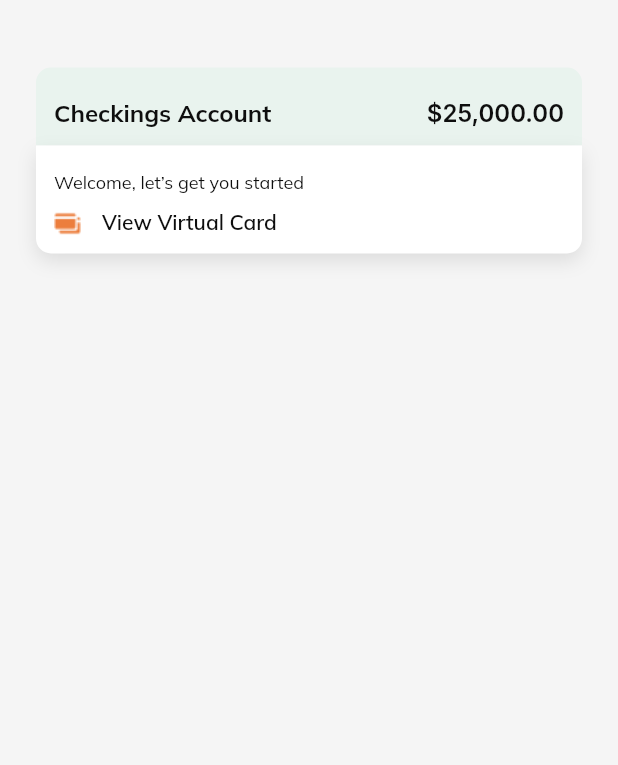
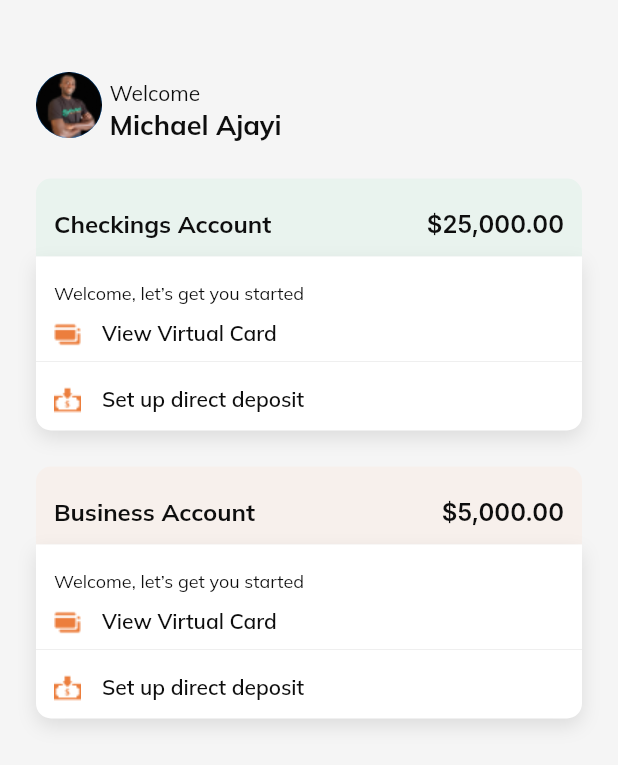
Before and after one commit to Michael-Ogundipe/traderx, a Flutter app: the HomeView screen opened directly, on a phone screen of 412 x 824 dp. Shown: the top 765 px of the screen. Run offline on Flutter 3.47's test engine with Material 2 defaults, Android fonts, the phone set to English and light mode, and no system bars; our stand-ins replace google_fonts.

Commit message:
home screen

```diff
--- a/lib/constants/colors.dart
+++ b/lib/constants/colors.dart
@@ -1,5 +1,7 @@
 import 'package:flutter/material.dart';
 
+
+const kGrayShadow = Color(0X1ABEBEBE);
 const kGrayDark = Color(0XFF0E0E0E);
 const kGrayDim = Color(0XFF636363);
 const kGray85 = Color(0XFFD9D9D9);
@@ -9,4 +11,6 @@ const kWhiteSmoke2 = Color(0XFFF5F5F5);
 const kSilver = Color(0XFFBFBFBF);
 const kGreen = Color(0XFF00A859);
 const kPrimary50 = Color(0X4DCCEEDE);
+const kSecondary50 = Color(0X4DFBE5D8);
 const kRed = Color(0XFFFF0000);
+const kWhisper = Color(0XFFEAEAEA);
--- a/lib/constants/spacing.dart
+++ b/lib/constants/spacing.dart
@@ -1,6 +1,6 @@
 import 'package:flutter/material.dart';
 
-
+const Widget horizontalSpaceTiny = SizedBox(width: 5.0);
 const Widget horizontalSpaceSmall1 = SizedBox(width: 14.0);
 const Widget horizontalSpaceRegular = SizedBox(width: 16.0);
 
--- a/lib/features/ main_screen/presentation/widgets/home_view.dart
+++ b/lib/features/ main_screen/presentation/widgets/home_view.dart
@@ -2,6 +2,7 @@ import 'package:flutter/material.dart';
 import 'package:traderx/constants/colors.dart';
 import 'package:traderx/constants/spacing.dart';
 import 'package:traderx/constants/text_styles.dart';
+import 'package:traderx/features/%20main_screen/presentation/widgets/refactored_widgets/account_card.dart';
 
 class HomeView extends StatelessWidget {
   const HomeView({Key? key}) : super(key: key);
@@ -14,74 +15,34 @@ class HomeView extends StatelessWidget {
         child: Padding(
           padding: const EdgeInsets.symmetric(horizontal: 24.0, vertical: 45.0),
           child: Column(
+            children:  [
+              Row(
+                crossAxisAlignment: CrossAxisAlignment.center,
                 children: [
-              Container(
-                padding:
-                    const EdgeInsets.symmetric(horizontal: 12, vertical: 10),
-                decoration: const BoxDecoration(
-                  color: kPrimary50,
-                  borderRadius: BorderRadius.only(
-                      topLeft: Radius.circular(10),
-                      topRight: Radius.circular(10)),
+                  const CircleAvatar(
+                    radius: 22,
+                    backgroundImage: AssetImage('assets/images/img2.png'),
                   ),
-                child: Row(
-                  children: [
-                    Text(
-                      "Checkings Account",
-                      style: AppStyle.kMediumText
-                          .copyWith(fontWeight: FontWeight.w700),
-                    ),
-                    const Spacer(),
-                    Text(
-                      "\$25,000.00",
-                      style: AppStyle.kMediumText.copyWith(
-                          fontWeight: FontWeight.w600, fontFamily: "Inter"),
-                    ),
-                  ],
-                ),
-              ),
-              Container(
-                width: MediaQuery.of(context).size.width,
-                padding:
-                    const EdgeInsets.symmetric(horizontal: 12, vertical: 10),
-                decoration: BoxDecoration(
-                  color: Colors.white,
-                  borderRadius: const BorderRadius.only(
-                    bottomLeft: Radius.circular(10),
-                    bottomRight: Radius.circular(10),
-                  ),
-                  boxShadow: [
-                    BoxShadow(
-                      color: Colors.black.withOpacity(0.1),
-                      blurRadius: 10,
-                      offset: const Offset(0, 5),
-                    ),
-                  ],
-                ),
-                child: Column(
+                  horizontalSpaceTiny,
+                  Column(
                     crossAxisAlignment: CrossAxisAlignment.start,
                     children: [
-                    Text(
-                      "Welcome, let’s get you started",
-                      style: AppStyle.kRegular12,
+                      Text('Welcome', style: AppStyle.kRegular14),
+                      Text('Michael Ajayi', style: AppStyle.kTitleText.copyWith(fontSize: 18, height: 1.2)),
+                    ],
+                  )
+                ]
               ),
-                    Row(children: [
-                      Padding(
-                        padding: const EdgeInsets.only(top: 8.0),
-                        child: Image.asset('assets/icons/bank_card.png'),
+              const AccountCard(
+                title: "Checkings Account",
+                subtitle: "\$25,000.00",
+                headerColor: kPrimary50,
               ),
-                      horizontalSpaceSmall1,
-                      Text(
-                        "View Virtual Card",
-                        style: AppStyle.kLabelText14.copyWith(
-                          color: kGrayDark,
-                          fontWeight: FontWeight.w600,
+              const AccountCard(
+                title: "Business Account",
+                subtitle: "\$5,000.00",
+                headerColor: kSecondary50,
               ),
-                      ),
-                    ])
-                  ],
-                ),
-              )
             ],
           ),
         ),
--- /dev/null
+++ b/lib/features/ main_screen/presentation/widgets/refactored_widgets/account_card.dart
@@ -0,0 +1,123 @@
+import 'package:flutter/material.dart';
+import 'package:traderx/constants/colors.dart';
+import 'package:traderx/constants/spacing.dart';
+import 'package:traderx/constants/text_styles.dart';
+
+class AccountCard extends StatelessWidget {
+  const AccountCard({
+    Key? key,
+    required this.title,
+    required this.subtitle,
+    required this.headerColor,
+  }) : super(key: key);
+
+  final String title;
+  final String subtitle;
+  final Color headerColor;
+
+  @override
+  Widget build(BuildContext context) {
+    return Column(
+      crossAxisAlignment: CrossAxisAlignment.start,
+      children: [
+        Container(
+          margin: const EdgeInsets.only(top: 24.0),
+          padding: const EdgeInsets.symmetric(horizontal: 12, vertical: 10),
+          decoration:  BoxDecoration(
+            color: headerColor,
+            borderRadius: const BorderRadius.only(
+              topLeft: Radius.circular(10),
+              topRight: Radius.circular(10),
+            ),
+          ),
+          child: Row(
+            children: [
+              Text(
+                title,
+                style:
+                    AppStyle.kMediumText.copyWith(fontWeight: FontWeight.w700),
+              ),
+              const Spacer(),
+              Text(
+                subtitle,
+                style: AppStyle.kMediumText
+                    .copyWith(fontWeight: FontWeight.w600, fontFamily: "Inter"),
+              ),
+            ],
+          ),
+        ),
+        Container(
+          width: MediaQuery.of(context).size.width,
+          padding: const EdgeInsets.symmetric(vertical: 10),
+          decoration: BoxDecoration(
+            color: Colors.white,
+            borderRadius: const BorderRadius.only(
+              bottomLeft: Radius.circular(10),
+              bottomRight: Radius.circular(10),
+            ),
+            boxShadow: [
+              BoxShadow(
+                color: Colors.black.withOpacity(0.1),
+                blurRadius: 10,
+                offset: const Offset(0, 5),
+              ),
+            ],
+          ),
+          child: Column(
+            crossAxisAlignment: CrossAxisAlignment.start,
+            children: [
+              Padding(
+                padding: const EdgeInsets.symmetric(horizontal: 12.0),
+                child: Text(
+                  "Welcome, let’s get you started",
+                  style: AppStyle.kRegular12,
+                ),
+              ),
+              Padding(
+                padding: const EdgeInsets.symmetric(horizontal: 12.0),
+                child: Row(
+                  children: [
+                    Padding(
+                      padding: const EdgeInsets.only(top: 8.0),
+                      child: Image.asset('assets/icons/bank_card.png'),
+                    ),
+                    horizontalSpaceSmall1,
+                    Text(
+                      "View Virtual Card",
+                      style: AppStyle.kLabelText14.copyWith(
+                        color: kGrayDark,
+                        fontWeight: FontWeight.w600,
+                      ),
+                    ),
+                  ],
+                ),
+              ),
+              const Divider(color: kWhisper, thickness: 0.5),
+              Padding(
+                padding: const EdgeInsets.symmetric(horizontal: 12.0),
+                child: Row(
+                  children: [
+                    Padding(
+                      padding: const EdgeInsets.only(top: 8.0),
+                      child: Image.asset(
+                        'assets/icons/cash_currency.png',
+                      ),
+                    ),
+                    horizontalSpaceSmall1,
+                    Text(
+                      "Set up direct deposit",
+                      style: AppStyle.kLabelText14.copyWith(
+                        color: kGrayDark,
+                        fontWeight: FontWeight.w600,
+                      ),
+                    ),
+                  ],
+                ),
+              )
+            ],
+          ),
+        )
+      ],
+    );
+  }
+}
```
Lines whose indentation alone changed are shown as unchanged.
